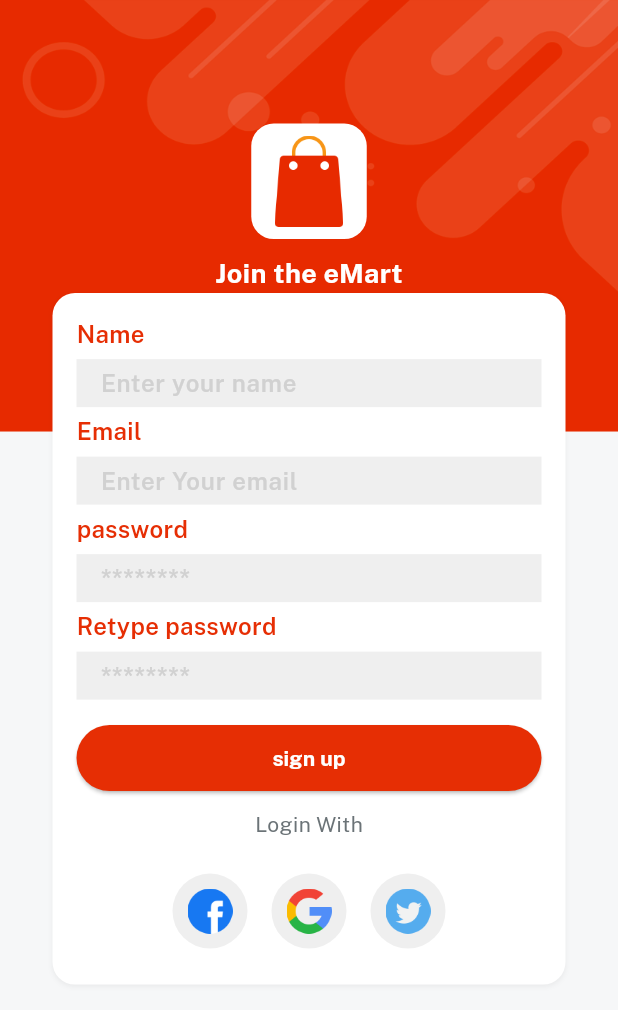
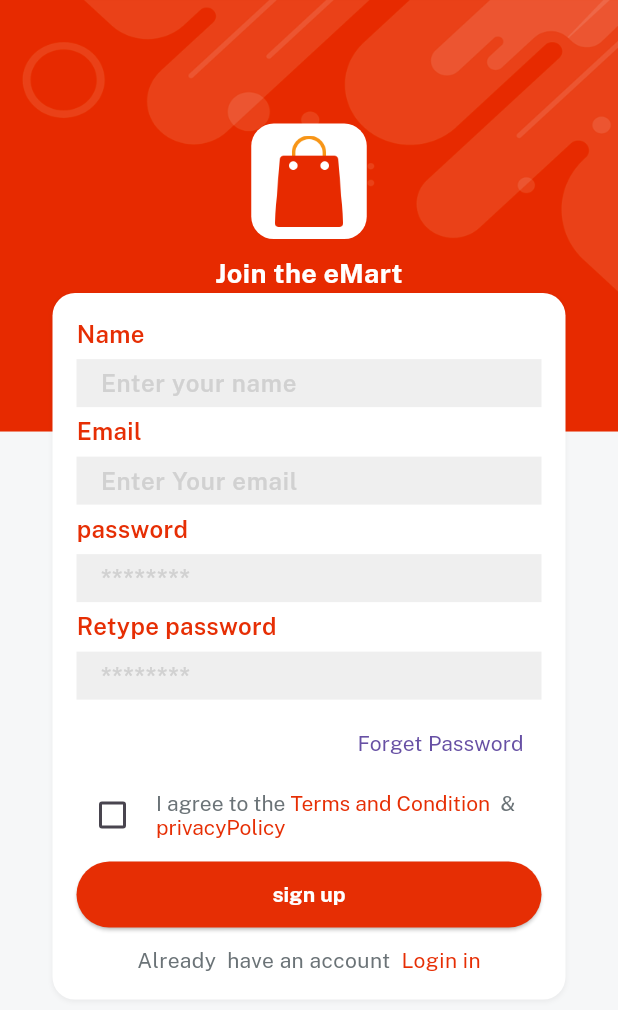
Before and after one commit to Dilshan189/campus_ecommerc_app_project, a Flutter app: the screen it shows after launch, after a tap on "sign up", on a phone screen of 412 x 824 dp. Shown: the top 1010 px of the screen. Run offline on Flutter 3.47's test engine with Material 3 defaults, Android fonts, the phone set to English and light mode, and no system bars; our stand-ins replace get, velocity_x.

```diff
--- a/lib/consts/string.dart
+++ b/lib/consts/string.dart
@@ -14,3 +14,10 @@ const login = "Login in";
 const signup = "sign up";
 const creatNewAccount = "or,create a new account ";
 const loginWith = "Login With";
+const privacyPolicy = "privacyPolicy";
+const termAndCond = "Terms and Condition ";
+const alreadyHaveAccount = "Already  have an account  ";
+
+//home Strings
+
+const home = "Home" , categories = "Categories" , cart = "cart" , account = "Account";
--- a/lib/views/auth_screen/login_screen.dart
+++ b/lib/views/auth_screen/login_screen.dart
@@ -1,6 +1,7 @@
 import 'package:campus_ecommerc_app_project/consts/consts.dart';
 import 'package:campus_ecommerc_app_project/consts/list.dart';
 import 'package:campus_ecommerc_app_project/views/auth_screen/singup_screen.dart';
+import 'package:campus_ecommerc_app_project/views/home_screen/home_screen.dart';
 import 'package:campus_ecommerc_app_project/widgets_common/applogo_widget.dart';
 import 'package:campus_ecommerc_app_project/widgets_common/bg_widget.dart';
 import 'package:campus_ecommerc_app_project/widgets_common/customer_textfield.dart';
@@ -37,17 +38,19 @@ class LoginScreen extends StatelessWidget {
                     ),
                   ),
                   5.heightBox,
-                  ourButton(
+                  ourButton(                      ///login button
                     color: redColor,
                     title: login,
                     textColor: whiteColor,
-                    onPress: () {},
+                    onPress: () {
+                      Get.to(()=> const HomeScreen());
+                    },
                   ).box.width(context.screenWidth - 50).make(),
                   5.heightBox,
                   createNewAccount.text.color(fontGrey).make(),
                   5.heightBox,
 
-                  ourButton(
+                  ourButton(                       /// sing up button
                     color:  redColor,
                     title: signup,
                     textColor: whiteColor,
--- a/lib/views/auth_screen/singup_screen.dart
+++ b/lib/views/auth_screen/singup_screen.dart
@@ -1,15 +1,25 @@
 import 'package:campus_ecommerc_app_project/consts/consts.dart';
 import 'package:flutter/cupertino.dart';
 import 'package:flutter/material.dart';
+import 'package:flutter/widgets.dart';
+import 'package:get/get.dart';
 
-import '../../consts/list.dart';
+
 import '../../widgets_common/applogo_widget.dart';
 import '../../widgets_common/bg_widget.dart';
 import '../../widgets_common/customer_textfield.dart';
 import '../../widgets_common/our_button.dart';
 
-class singupScreen extends StatelessWidget {
+class singupScreen extends StatefulWidget {
   const singupScreen({super.key});
+
+  @override
+  State<singupScreen> createState() => _singupScreenState();
+}
+
+class _singupScreenState extends State<singupScreen> {
+
+  bool? isCheck = false;
 
   @override
   Widget build(BuildContext context) {
@@ -30,54 +40,90 @@ class singupScreen extends StatelessWidget {
                   customTextField(hint: passwordHint, title: password),
                   customTextField(hint: passwordHint, title: retypePassword),
 
-                  const Align(
+                   Align(
                     alignment: Alignment.centerRight,
-                    // child: TextButton(
-                    //   onPressed: () {},
-                    //   child: forgetpassword.text.make(),
-                    // ),
-                  ),
+                    child: TextButton(onPressed: (){}, child: forgetpassword.text.make())),
+
+
+                    Row(                        /// added check box
+                      children: [
+                        Checkbox(
+                          checkColor: redColor,
+                          value: isCheck,
+                          onChanged: (newValue) {
+                            setState(() {
+                              isCheck = newValue;
+                            });
+                          },
+                        ),
+                        5.widthBox,
+
+                        Expanded(
+                          child: RichText(text: const TextSpan(
+                            children: [
+                              TextSpan(
+                                text: "I agree to the ",style: TextStyle(
+                                fontFamily: regular,
+                                color: fontGrey,
+                              ),
+                              ),
+                              TextSpan(
+                                text: termAndCond,style: TextStyle(
+                                fontFamily: regular,
+                                color: redColor,
+                              ),
+                              ),
+
+                              TextSpan(
+                                text:" & ",
+                                style: TextStyle(
+                                fontFamily: regular,
+                                color: fontGrey,
+                              ),
+                              ),
+
+                              TextSpan(
+                                text: privacyPolicy,
+                                style: TextStyle(
+                                fontFamily: regular,
+                                color: redColor,
+
+                              ),
+                              ),
+
+
+                            ]
+                          ),
+
+                          ),
+                        ),
+
+                      ],
+                    ),
                   5.heightBox,
-                  // ourButton(
-                  //   color: redColor,     [all are command and today end this one]
-                  //   title: login,
-                  //   textColor: whiteColor,
-                  //   onPress: () {},
-                  // ).box.width(context.screenWidth - 50).make(),
-                  // 5.heightBox,
-                 // createNewAccount.text.color(fontGrey).make(),
-                  5.heightBox,
-
                   ourButton(
-                    color:  redColor,
+                    color:isCheck == true? redColor:lightGrey,
                     title: signup,
                     textColor: whiteColor,
-                    onPress: () {},
+                    onPress: (
+
+                        ) {},
                   ).box.width(context.screenWidth - 50).make(),
 
                   10.heightBox,
-                  loginWith.text.color(fontGrey).make(),
-                  15.heightBox,
+
+                  ///wrapping into gesture of velocity
                   Row(
                     mainAxisAlignment: MainAxisAlignment.center,
-                    children: List.generate(
-                        3,
-                            (index) => Padding(
-                          padding: const EdgeInsets.all(8.0),
-                          child: CircleAvatar(
-                            backgroundColor: lightGrey,
-                            radius: 25,
-                            child: Image.asset(socialIconList[index],
-                              width: 30,),
-                          ),
-                        )),
+                    children: [
+                      alreadyHaveAccount.text.color(fontGrey).make(),
+                      login.text.color(redColor).make().onTap(() {
+                        Get.back();
+                      })
+                    ],
                   ),
-
-
-
                 ],
               ).box.white.rounded.padding(const EdgeInsets.all(16)).width(context.screenWidth - 70).shadowSm.make(),
-
             ],
           ),
         ),
```
Also changed, not shown: lib/controllers/home_controller.dart (added, +7 -0 lines), lib/views/home_screen/home_screen.dart (added, +56 -0 lines).
